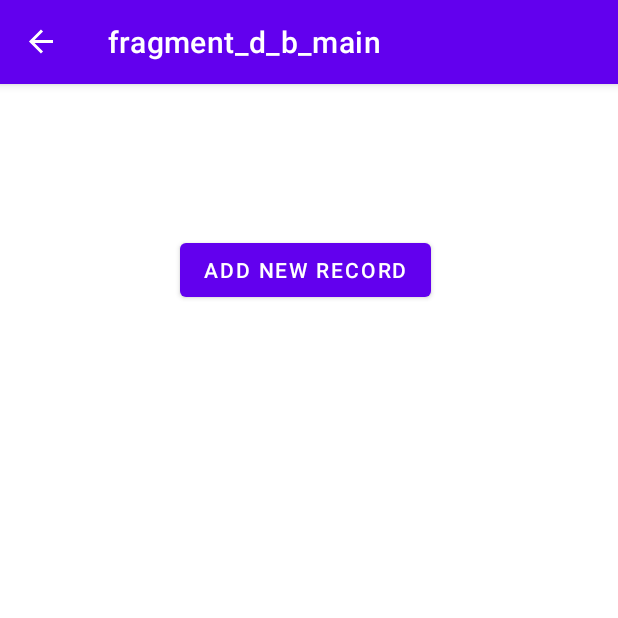
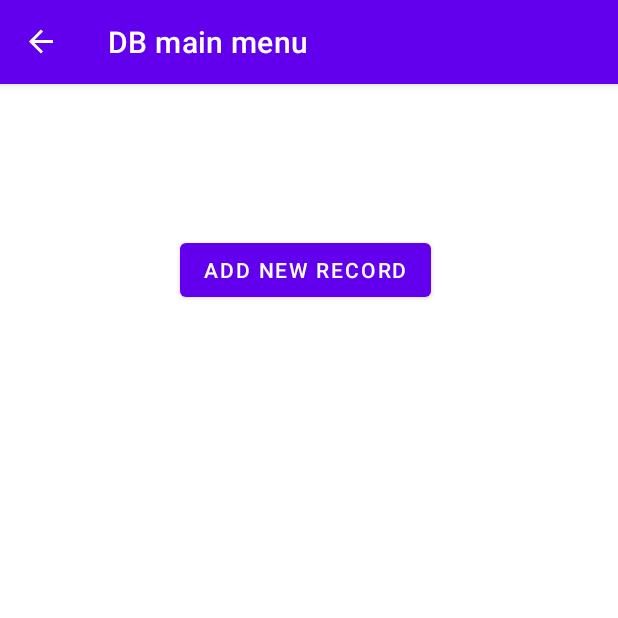
Before and after one commit to Sabotax/Aplikacje-mobilne-projekt-6sem, an Android app: the DBMainFragment screen opened through its navigation route, on a phone screen of 412 x 824 dp, the top half of it. Run offline under Robolectric (Android 15) with nearby library versions, the phone set to English and light mode, and no system bars; our stand-ins replace navigation-ui.

Commit message:
nav_leftovers

```diff
--- a/aplikacja/app/src/main/res/navigation/my_nav.xml
+++ b/aplikacja/app/src/main/res/navigation/my_nav.xml
@@ -8,8 +8,8 @@
     <fragment
         android:id="@+id/mainFragment"
         android:name="com.example.beeallrounder.MainFragment"
-        android:label="fragment_main"
-        tools:layout="@layout/fragment_main" >
+        android:label="@string/fragmentMainLabel"
+        tools:layout="@layout/fragment_main">
         <action
             android:id="@+id/action_mainFragment_to_DBMainFragment"
             app:destination="@id/DBMainFragment" />
@@ -20,8 +20,8 @@
     <fragment
         android:id="@+id/DBMainFragment"
         android:name="com.example.beeallrounder.DBMainFragment"
-        android:label="fragment_d_b_main"
-        tools:layout="@layout/fragment_d_b_main" >
+        android:label="@string/fragmentDBMainLabel"
+        tools:layout="@layout/fragment_d_b_main">
         <action
             android:id="@+id/action_DBMainFragment_to_mainFragment"
             app:destination="@id/mainFragment" />
@@ -29,8 +29,8 @@
     <fragment
         android:id="@+id/commMainFragment"
         android:name="com.example.beeallrounder.CommMainFragment"
-        android:label="fragment_comm_main"
-        tools:layout="@layout/fragment_comm_main" >
+        android:label="@string/fragmentCommMainLabel"
+        tools:layout="@layout/fragment_comm_main">
         <action
             android:id="@+id/action_commMainFragment_to_mainFragment"
             app:destination="@id/mainFragment" />
--- a/aplikacja/app/src/main/res/values/strings.xml
+++ b/aplikacja/app/src/main/res/values/strings.xml
@@ -4,4 +4,7 @@
     <string name="btnMainToDBMain">Database Menu</string>
     <string name="btnMainToCoMMMain">Communication Menu</string>
     <string name="btnDBMainToDBAddRecord">Add new record</string>
+    <string name="fragmentMainLabel">Main menu</string>
+    <string name="fragmentDBMainLabel">DB main menu</string>
+    <string name="fragmentCommMainLabel">Communication main menu</string>
 </resources>
```
Also changed, not shown: 3 other files.
